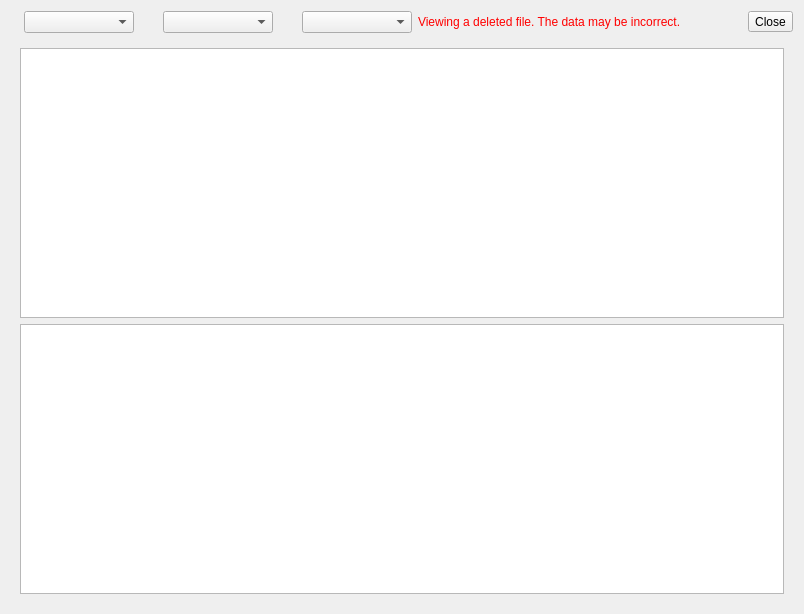
Ptr314/dsk_commander, file src/viewdialog.ui: the form before one commit.
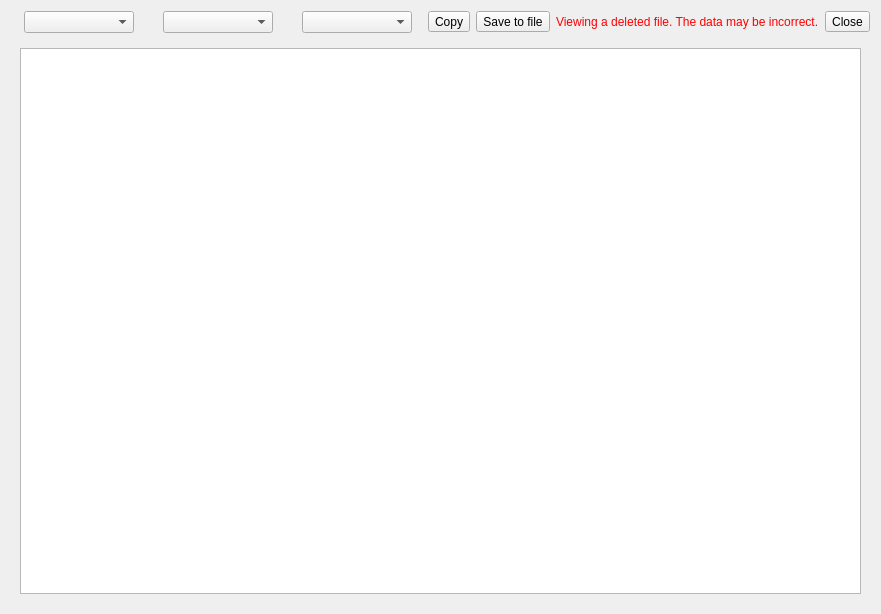
The form after the commit. Icons and pictures are not drawn.

The edit to the form file:
```diff
--- a/src/viewdialog.ui
+++ b/src/viewdialog.ui
@@ -174,6 +174,62 @@
        </property>
       </widget>
      </item>
+     <item>
+      <spacer name="horizontalSpacer_11">
+       <property name="orientation">
+        <enum>Qt::Orientation::Horizontal</enum>
+       </property>
+       <property name="sizeType">
+        <enum>QSizePolicy::Policy::Fixed</enum>
+       </property>
+       <property name="sizeHint" stdset="0">
+        <size>
+         <width>10</width>
+         <height>20</height>
+        </size>
+       </property>
+      </spacer>
+     </item>
+     <item>
+      <widget class="QToolButton" name="copyButton">
+       <property name="toolTip">
+        <string>Copy text to clipboard</string>
+       </property>
+       <property name="text">
+        <string>Copy</string>
+       </property>
+       <property name="icon">
+        <iconset resource="resources.qrc">
+         <normaloff>:/icons/text_copy</normaloff>:/icons/text_copy</iconset>
+       </property>
+       <property name="iconSize">
+        <size>
+         <width>24</width>
+         <height>24</height>
+        </size>
+       </property>
+      </widget>
+     </item>
+     <item>
+      <widget class="QToolButton" name="saveButton">
+       <property name="toolTip">
+        <string>Save to file</string>
+       </property>
+       <property name="text">
+        <string>Save to file</string>
+       </property>
+       <property name="icon">
+        <iconset resource="resources.qrc">
+         <normaloff>:/icons/icon</normaloff>:/icons/icon</iconset>
+       </property>
+       <property name="iconSize">
+        <size>
+         <width>24</width>
+         <height>24</height>
+        </size>
+       </property>
+      </widget>
+     </item>
      <item>
       <widget class="QLabel" name="deletedLabel">
        <property name="sizePolicy">
@@ -221,21 +277,6 @@
       <widget class="QStackedWidget" name="viewArea">
        <widget class="QWidget" name="page">
         <layout class="QVBoxLayout" name="verticalLayout_2">
-         <item>
-          <widget class="QPlainTextEdit" name="textBox">
-           <property name="font">
-            <font>
-             <family>Iosevka Fixed Extended</family>
-            </font>
-           </property>
-           <property name="lineWrapMode">
-            <enum>QPlainTextEdit::LineWrapMode::NoWrap</enum>
-           </property>
-           <property name="readOnly">
-            <bool>true</bool>
-           </property>
-          </widget>
-         </item>
          <item>
           <widget class="QTextEdit" name="textEdit">
            <property name="lineWrapMode">
```
Left out of the diff: 7 changed lines with no effect on the pictures.
